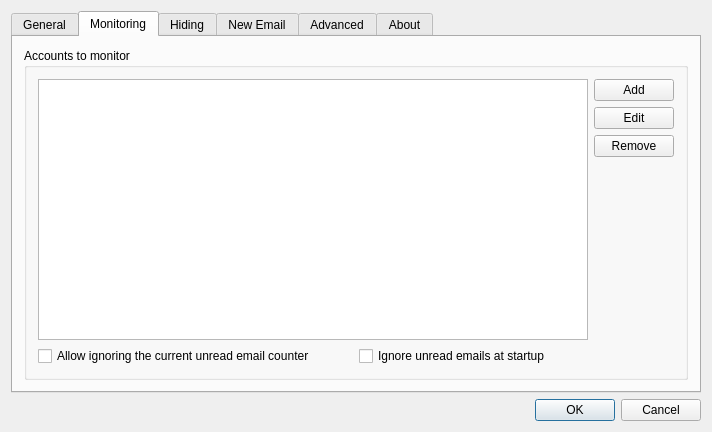
Old version of the form src/dialogsettings.ui in the repository gyunaev/birdtray.
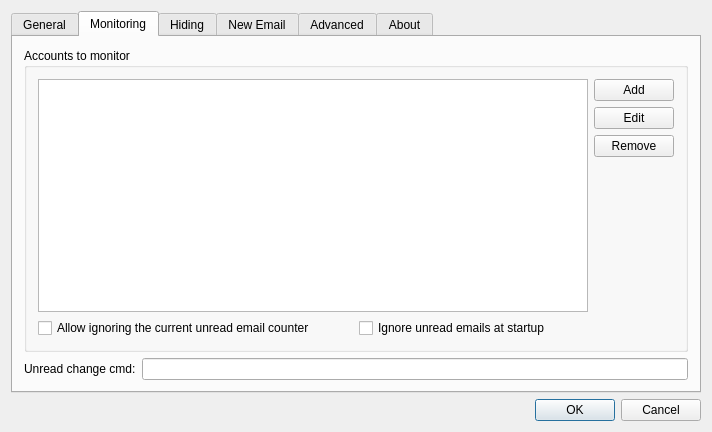
New version of the form. The open tabs and pages were chosen to show the change. Icons and pictures are not drawn. Custom widgets are drawn as their Qt base class.

Commit message: Implemented a hook unread counter, allowing to invoke a process each time the unread count changes.

The edit to the form file:
```diff
--- a/src/dialogsettings.ui
+++ b/src/dialogsettings.ui
@@ -373,6 +373,27 @@
          </layout>
         </widget>
        </item>
+       <item>
+        <layout class="QHBoxLayout" name="horizontalLayout">
+         <item>
+          <widget class="QLabel" name="label">
+           <property name="text">
+            <string>Unread change cmd:</string>
+           </property>
+          </widget>
+         </item>
+         <item>
+          <widget class="QLineEdit" name="leProcessRunOnCountChange">
+           <property name="toolTip">
+            <string>&lt;html&gt;&lt;head/&gt;&lt;body&gt;&lt;p&gt;If not empty, this command will be invoked every time the unread counter changes (including when it becomes zero). It is invoked via shell, as-is, with %NEW% replaced by the new unread count value, and %OLD% replaced with the old unread count value (which may be the same as new).&lt;/p&gt;&lt;p&gt;Most users don't need this functionality and should leave it empty.&lt;/p&gt;&lt;/body&gt;&lt;/html&gt;</string>
+           </property>
+           <property name="whatsThis">
+            <string>&lt;html&gt;&lt;head/&gt;&lt;body&gt;&lt;p&gt;If not empty, this command will be invoked every time the unread counter changes (including when it becomes zero). It is invoked via shell, as-is, with %NEW% replaced by the new unread count value, and %OLD% replaced with the old unread count value (which may be the same as new).&lt;/p&gt;&lt;p&gt;Most users don't need this functionality and should leave it empty.&lt;/p&gt;&lt;/body&gt;&lt;/html&gt;</string>
+           </property>
+          </widget>
+         </item>
+        </layout>
+       </item>
       </layout>
      </widget>
      <widget class="QWidget" name="tab_2">
```
Left out of the diff: 2 changed lines with no effect on the pictures. The commit also changes 11 other files.
